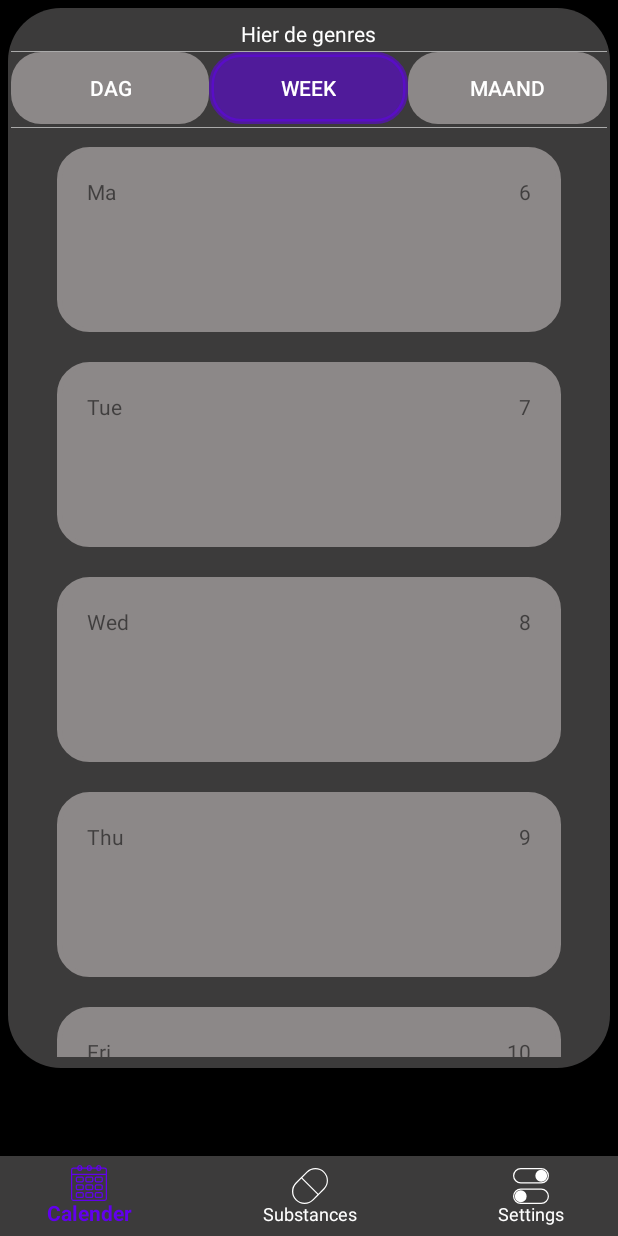
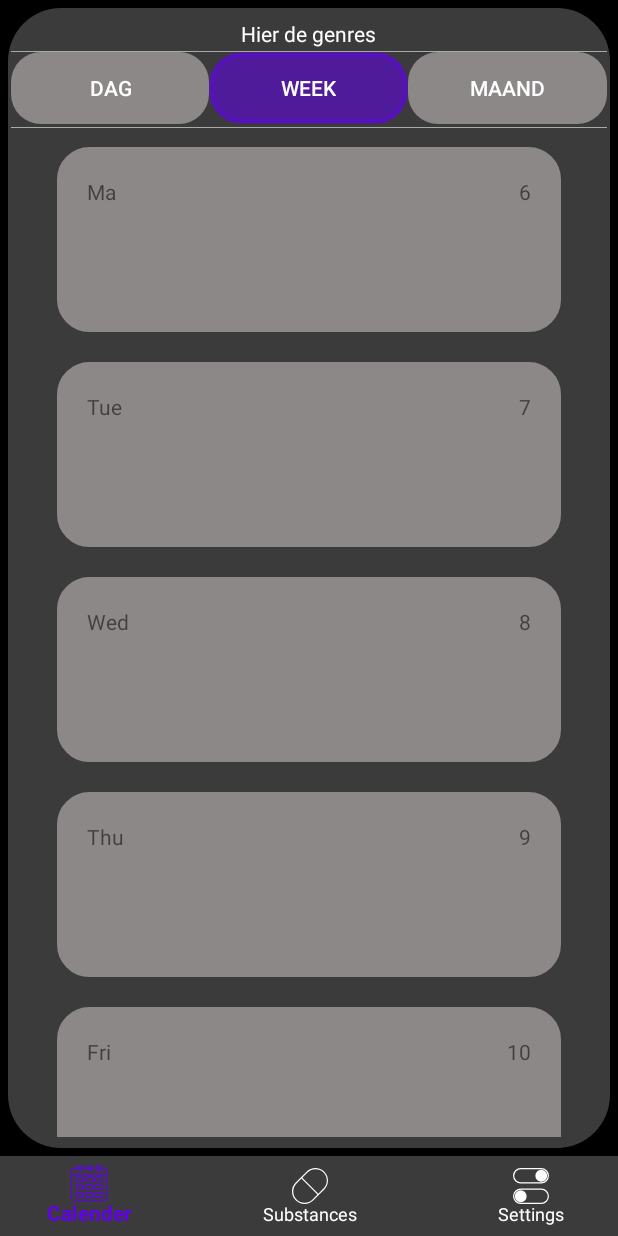
Before and after one commit to cyprazz/MedTracker-frontend, an Android app: the screen it shows after launch (MainActivity), tab 2 chosen, on a phone screen of 412 x 824 dp. Run offline under Robolectric (Android 15) with nearby library versions, the phone set to English and light mode, and no system bars.

Commit message:
margin fix

```diff
--- a/app/src/main/res/layout/fragment_calender.xml
+++ b/app/src/main/res/layout/fragment_calender.xml
@@ -4,8 +4,7 @@
     xmlns:tools="http://schemas.android.com/tools"
     android:layout_width="match_parent"
     android:layout_height="match_parent"
-    android:background="@color/FragmentBackground"
-    android:layout_marginBottom="53dp">
+    android:background="@color/FragmentBackground">
     <RelativeLayout
         android:layout_width="match_parent"
         android:layout_height="match_parent"
--- a/app/src/main/res/layout/fragment_substance.xml
+++ b/app/src/main/res/layout/fragment_substance.xml
@@ -26,7 +26,7 @@
         app:layout_constraintHorizontal_bias="0.448"
         app:layout_constraintStart_toStartOf="parent"
         app:layout_constraintTop_toTopOf="parent"
-        app:layout_constraintVertical_bias="0.874" />
+        app:layout_constraintVertical_bias="0.955" />
 
     <TextView
         android:id="@+id/empty"
```
